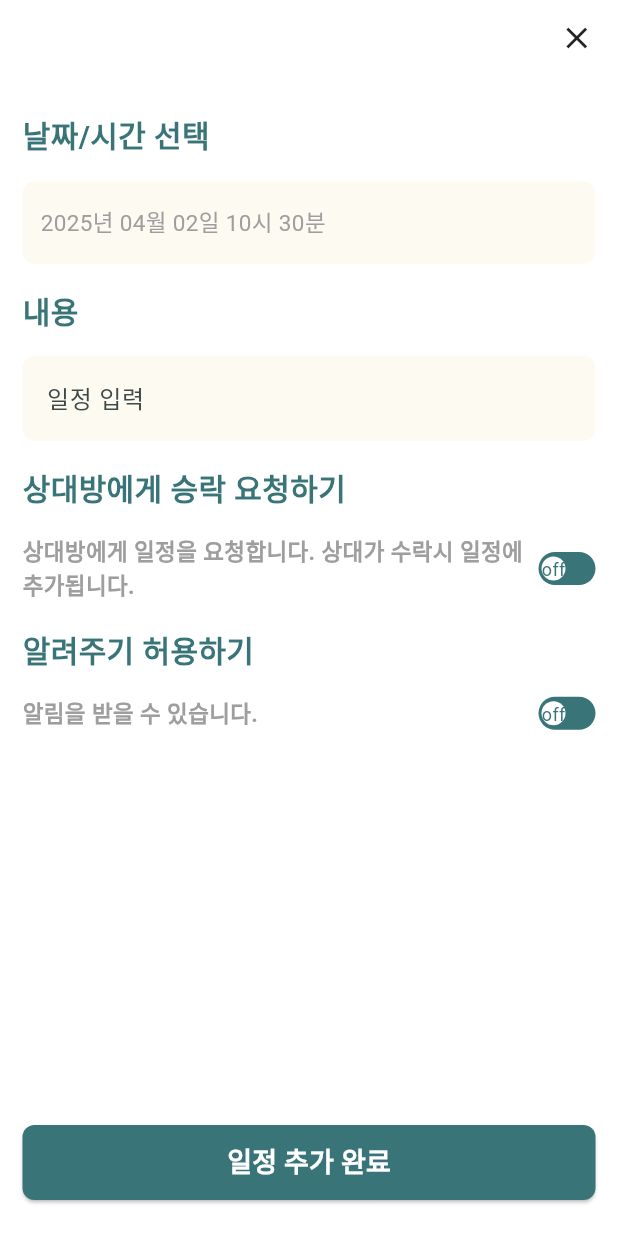
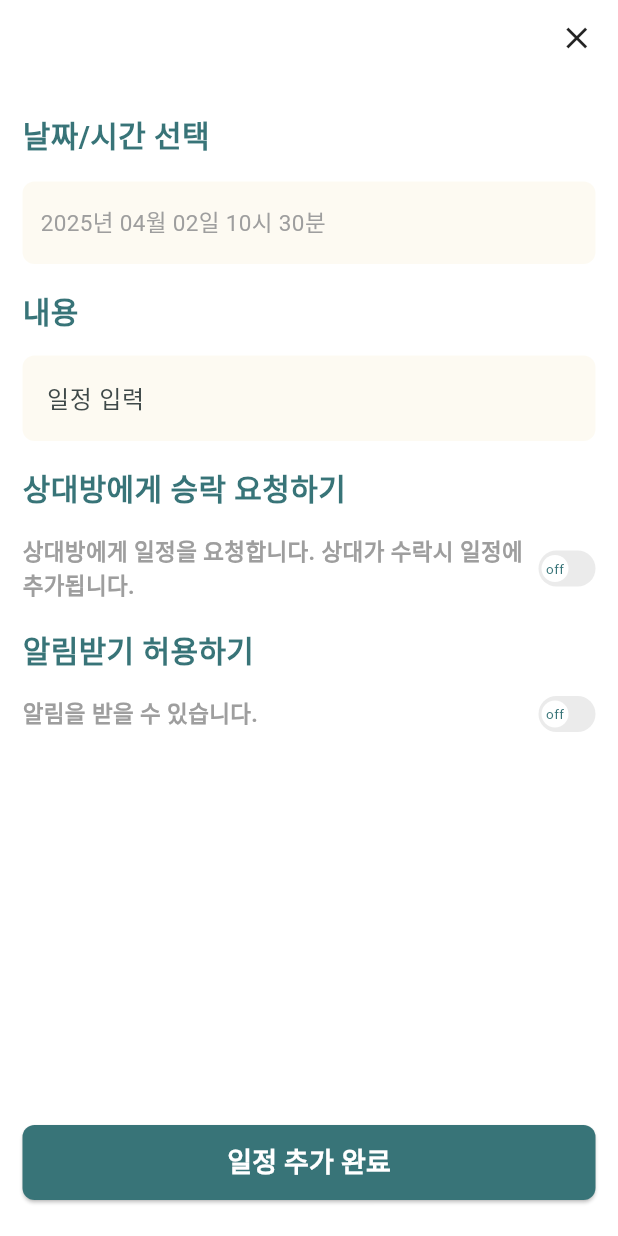
Before and after one commit to eunju-u/plan_mate, a Flutter app: the ScheduleSetScreen screen opened directly, on a phone screen of 412 x 824 dp. Run offline on Flutter 3.47's test engine with Material 3 defaults, Android fonts, the phone set to English and light mode, and no system bars; our stand-ins replace cloud_firestore, firebase_auth, firebase_core, google_sign_in, shared_preferences; missing offline and left inert: omni_datetime_picker, simple_gesture_detector, tab_container; accounts and stored records are empty; Roboto replaces fonts that are missing (400m).

Commit message:
feat: 일정 추가 화면 문구 수정 및 Switch 크기 수정

```diff
--- a/lib/ui/schedule/schedule_set_screen.dart
+++ b/lib/ui/schedule/schedule_set_screen.dart
@@ -193,7 +193,7 @@ class _ScheduleSetScreenState extends State<ScheduleSetScreen> {
                     ),
                     const SizedBox(height: 16),
                     const Text(
-                      '알려주기 허용하기',
+                      '알림받기 허용하기',
                       style: TextStyle(
                         fontSize: 20,
                         fontWeight: FontWeight.bold,
--- a/lib/ui/widget/switch_widget.dart
+++ b/lib/ui/widget/switch_widget.dart
@@ -39,21 +39,20 @@ class _SwitchWidgetState extends State<SwitchWidget> with SingleTickerProviderSt
             }
             widget.value == false ? widget.onChanged(true) : widget.onChanged(false);
           },
-          child:
-              Container(
+          child: Container(
             width: 38.0,
-            height: 22.0,
+            height: 24.0,
             decoration: BoxDecoration(
               borderRadius: BorderRadius.circular(31.0),
-              color: greenColor,
+              color: widget.value == false ? lightGrayColor2 : greenColor,
             ),
             child: Padding(
               padding: const EdgeInsets.only(top: 2.0, bottom: 2.0, right: 2.0, left: 2.0),
               child: Container(
                 alignment: widget.value ? Alignment.centerRight : Alignment.centerLeft,
                 child: Container(
-                    width: 16.0,
-                    height: 16.0,
+                    width: 18.0,
+                    height: 18.0,
                     alignment: Alignment.center,
                     decoration: const BoxDecoration(shape: BoxShape.circle, color: whiteColor),
                     child: Text(
@@ -61,7 +60,7 @@ class _SwitchWidgetState extends State<SwitchWidget> with SingleTickerProviderSt
                       style: const TextStyle(
                         color: greenColor,
                         fontFamily: '400m',
-                        fontSize: 12,
+                        fontSize: 9,
                       ),
                     )),
               ),
```
